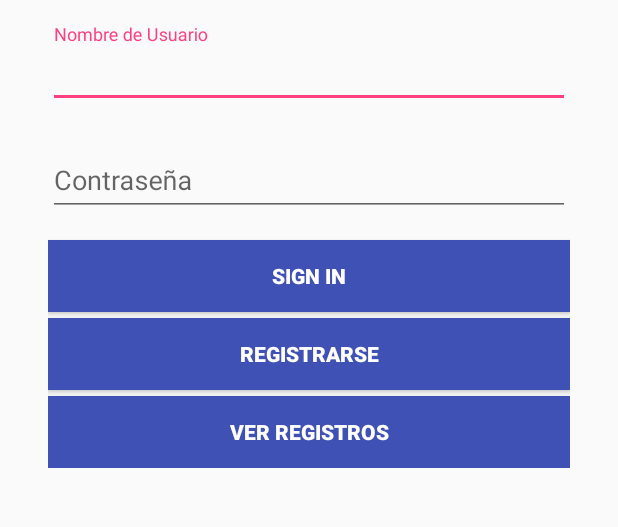
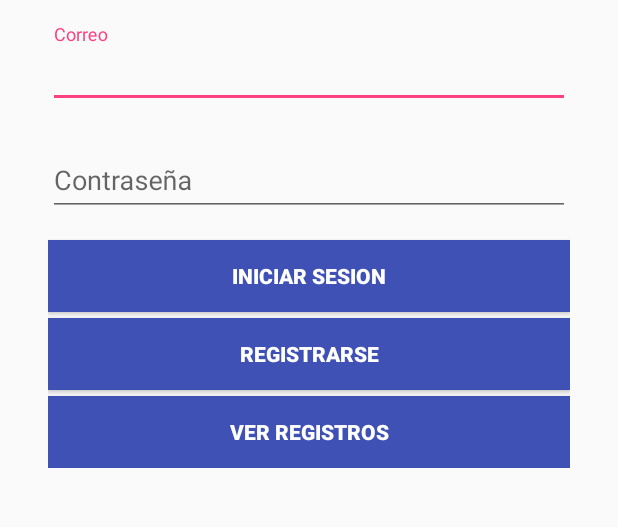
Before and after one commit to jhosepv13/SugarORMApp1, an Android app: the layout activity_login.xml on its own in the app's theme, with its tools: preview values and no code run, on a phone screen of 412 x 824 dp, the part 432-959 px from its top. Run offline under Robolectric (Android 15) with nearby library versions, the phone set to English and light mode, and no system bars.

Commit message:
Tercera Parte

```diff
--- a/app/src/main/java/pe/bazan/jhosep/com/sugarormapp/repositories/UserRepository.java
+++ b/app/src/main/java/pe/bazan/jhosep/com/sugarormapp/repositories/UserRepository.java
@@ -45,10 +45,10 @@ public class UserRepository {
         SugarRecord.delete(user);
     }
 
-    public static User Login(String user, String pass){
+    public static User Login(String email, String pass){
         List<User> user1 = list();
         for (User login1: user1 ){
-            if (login1.getFullname().equals(user) && login1.getPassword().equals(pass)) {
+            if (login1.getEmail().equals(email) && login1.getPassword().equals(pass)) {
 
                 return login1;
             }
--- a/app/src/main/res/layout/activity_login.xml
+++ b/app/src/main/res/layout/activity_login.xml
@@ -42,7 +42,7 @@
                     android:id="@+id/username_input"
                     android:layout_width="match_parent"
                     android:layout_height="wrap_content"
-                    android:hint="Nombre de Usuario"
+                    android:hint="Correo"
                     android:inputType="text"
                     android:maxLines="1"
                     android:layout_marginBottom="16dp" />
@@ -67,7 +67,7 @@
             <Button
                 android:layout_width="match_parent"
                 android:layout_height="wrap_content"
-                android:text="Sign In"
+                android:text="Iniciar Sesion"
                 android:textStyle="bold"
                 android:background="@color/colorPrimary"
                 android:textColor="@android:color/white"
```
Also changed, not shown: app/src/main/AndroidManifest.xml (+4 -4 lines), app/src/main/java/pe/bazan/jhosep/com/sugarormapp/activities/LoginActivity.java (+7 -7 lines).
